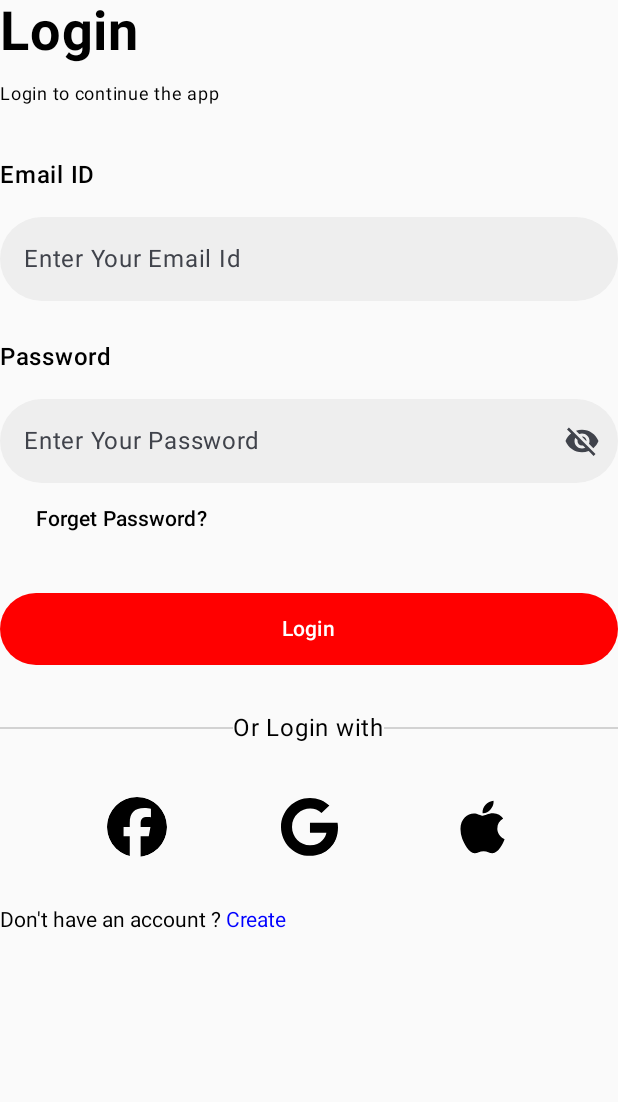
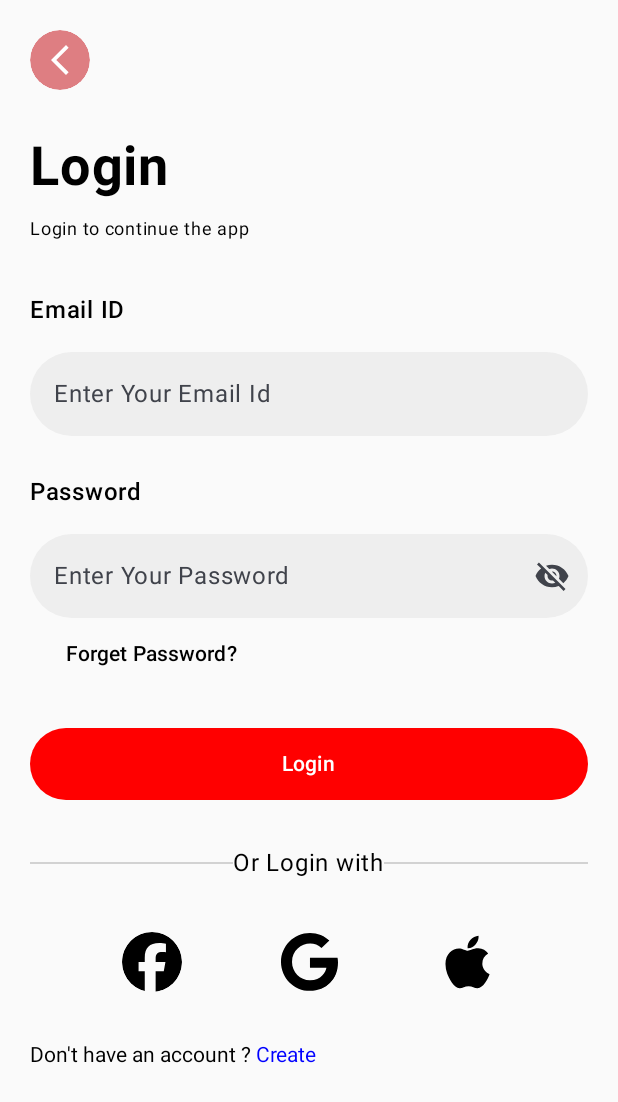
Before and after one commit to theodihno/MiniProjet, an Android app built with Jetpack Compose: the screen it shows after launch (MainActivity), on a phone screen of 412 x 824 dp. Shown: the top 1102 px of the screen. Run offline under Robolectric (Android 15) with nearby library versions, the phone set to English and light mode, and no system bars.

Commit message:
loginPage End

```diff
--- a/app/build.gradle.kts
+++ b/app/build.gradle.kts
@@ -51,7 +51,7 @@ android {
 
 dependencies {
     //implementation(libs.androidx.constraintlayout.compose)
-    val nav_version = "2.7.7"
+    //val nav_version = "2.7.7"
     val lifecycle_version = "2.8.3"
     val arch_version = "2.2.0"
 
@@ -76,11 +76,11 @@ dependencies {
 
     implementation("androidx.lifecycle:lifecycle-viewmodel-compose:$lifecycle_version")
 
-    implementation("androidx.navigation:navigation-compose:$nav_version")
+    implementation("androidx.navigation:navigation-compose:2.7.7")
 
     implementation ("androidx.compose.material:material-icons-core:1.4.3")
     implementation ("androidx.compose.material:material-icons-extended:1.4.3")
 
     // Navigation
-    implementation ("androidx.navigation:navigation-compose:2.5.3")
+    implementation ("androidx.navigation:navigation-compose:2.7.7")
 }
--- a/app/src/main/java/com/example/miniprojet/LoginButton.kt
+++ b/app/src/main/java/com/example/miniprojet/LoginButton.kt
@@ -4,14 +4,21 @@ import androidx.compose.foundation.layout.Arrangement
 import androidx.compose.foundation.layout.Row
 import androidx.compose.foundation.layout.fillMaxWidth
 import androidx.compose.foundation.layout.height
+import androidx.compose.foundation.layout.size
+import androidx.compose.foundation.shape.CircleShape
+import androidx.compose.material.icons.Icons
+import androidx.compose.material.icons.filled.ArrowBackIosNew
 import androidx.compose.material3.Button
 import androidx.compose.material3.ButtonColors
 import androidx.compose.material3.ButtonDefaults
 import androidx.compose.material3.Icon
 import androidx.compose.material3.IconButton
+import androidx.compose.material3.IconButtonColors
+import androidx.compose.material3.IconButtonDefaults
 import androidx.compose.material3.Text
 import androidx.compose.runtime.Composable
 import androidx.compose.ui.Modifier
+import androidx.compose.ui.draw.clip
 import androidx.compose.ui.graphics.Color
 import androidx.compose.ui.graphics.vector.ImageVector
 import androidx.compose.ui.res.stringResource
@@ -55,7 +62,7 @@ fun LoginOutlinedButton(
             // le contentColor doit être black ou encbore la couleur du texte
             contentColor = Color.Black,
         ),
-        onClick = {}){
+        onClick = {/*TODO*/}){
         Text(
             text = text,
             fontWeight = FontWeight.SemiBold,
@@ -96,6 +103,31 @@ fun LoginThirdPartyRow(
     }
 }
 
+// création du buttonBack pour naviguer vers la page précédente
+
+@Composable
+fun LoginButtonBack(){
+    IconButton(
+        modifier = Modifier
+            .clip(CircleShape)
+            .size(40.dp),
+        colors = IconButtonDefaults.iconButtonColors(
+            containerColor = Color(0xFFDE7E82),
+            contentColor = Color.White,
+        ),
+        onClick = {/*TODO*/}){
+        Icon(imageVector = Icons.Filled.ArrowBackIosNew,
+            contentDescription = stringResource(R.string.desc_button_back)
+        )
+    }
+}
+
+@Preview(showBackground = true)
+@Composable
+fun LoginButtonBackPreview(){
+    LoginButtonBack()
+}
+
 @Preview(showBackground = true)
 @Composable
 fun LoginThirdPartyRowPreview(){
--- a/app/src/main/java/com/example/miniprojet/LoginClickableText.kt
+++ b/app/src/main/java/com/example/miniprojet/LoginClickableText.kt
@@ -2,8 +2,11 @@ package com.example.miniprojet
 
 import androidx.compose.foundation.text.ClickableText
 import androidx.compose.runtime.Composable
+import androidx.compose.ui.Alignment
+import androidx.compose.ui.Alignment.Companion.End
 import androidx.compose.ui.Modifier
 import androidx.compose.ui.graphics.Color
+import androidx.compose.ui.platform.InspectableModifier
 import androidx.compose.ui.text.AnnotatedString
 import androidx.compose.ui.text.SpanStyle
 import androidx.compose.ui.text.buildAnnotatedString
--- a/app/src/main/java/com/example/miniprojet/MainActivity.kt
+++ b/app/src/main/java/com/example/miniprojet/MainActivity.kt
@@ -46,7 +46,14 @@ class MainActivity : ComponentActivity() {
 
 @Composable
 fun LoginPage(){
-    Column {
+    Column (
+        modifier = Modifier
+            .padding(all = 20.dp),
+    ){
+        // insertion du LoginbuttonBack
+        LoginButtonBack()
+        Spacer(modifier = Modifier.height(30.dp))
+
         // le titre Login en en-tête
         Text(
             fontSize = 36.sp,
@@ -105,7 +112,7 @@ fun LoginPage(){
 
         // LoginClikableText
         LoginClickableText(
-            modifier = Modifier.align(Alignment.CenterHorizontally),
+            modifier = Modifier.align(CenterHorizontally),
             text = buildCreateAccountAnnotatedString(),
         )
 
--- a/app/src/main/res/values/strings.xml
+++ b/app/src/main/res/values/strings.xml
@@ -5,4 +5,5 @@
     <string name="desc_login_with_facebook">Se connecter avec Facebook</string>
     <string name="desc_login_with_google">Se connecter avec Google</string>
     <string name="desc_login_with_apple">Se connecter avec Apple</string>
+    <string name="desc_button_back">Naviguer vers la page precedente</string>
 </resources>
```
